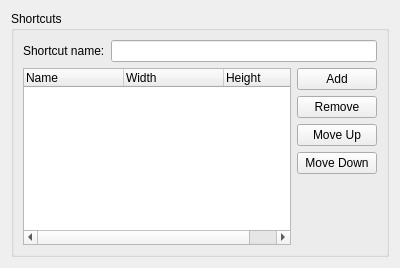
This is src/ui/frameconfig.ui in hippich/recorditnow as Qt 5 draws it before an edit. The edited form follows.
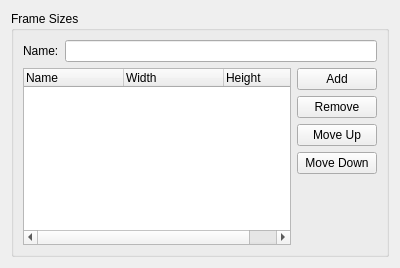
This is the edited form. Custom widgets are drawn as their Qt base class.

The edit to the form file:
```diff
--- a/src/ui/frameconfig.ui
+++ b/src/ui/frameconfig.ui
@@ -20,7 +20,7 @@
    <item row="0" column="1">
     <widget class="QGroupBox" name="groupBox">
      <property name="title">
-      <string extracomment="@title:group">Shortcuts</string>
+      <string extracomment="@title:group">Frame Sizes</string>
      </property>
      <layout class="QVBoxLayout" name="verticalLayout">
       <item>
@@ -28,7 +28,7 @@
         <item row="0" column="0">
          <widget class="QLabel" name="label">
           <property name="text">
-           <string extracomment="@label">Shortcut name:</string>
+           <string extracomment="@label">Name:</string>
           </property>
          </widget>
         </item>
```
